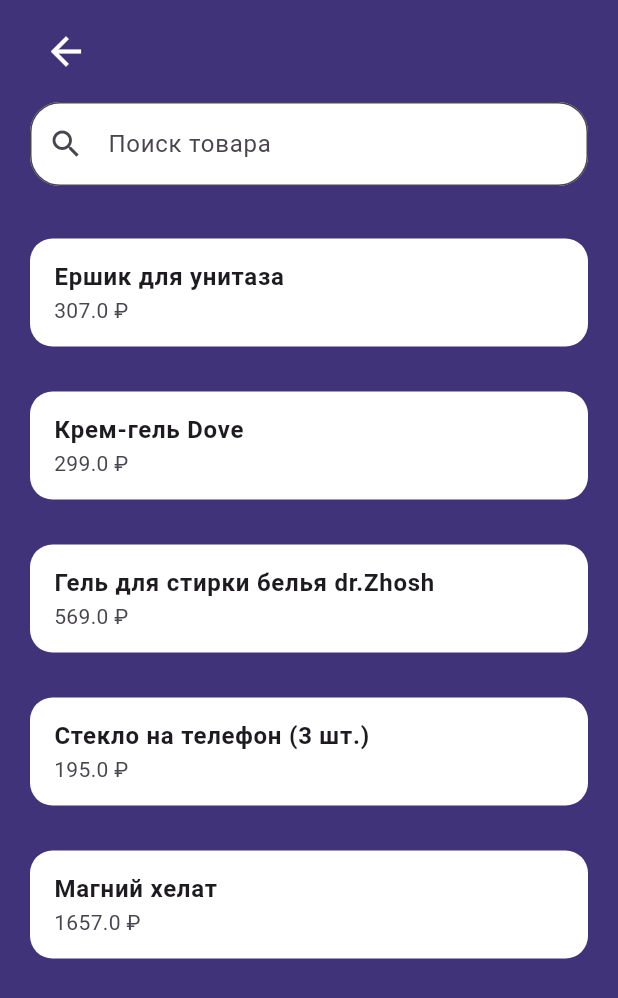
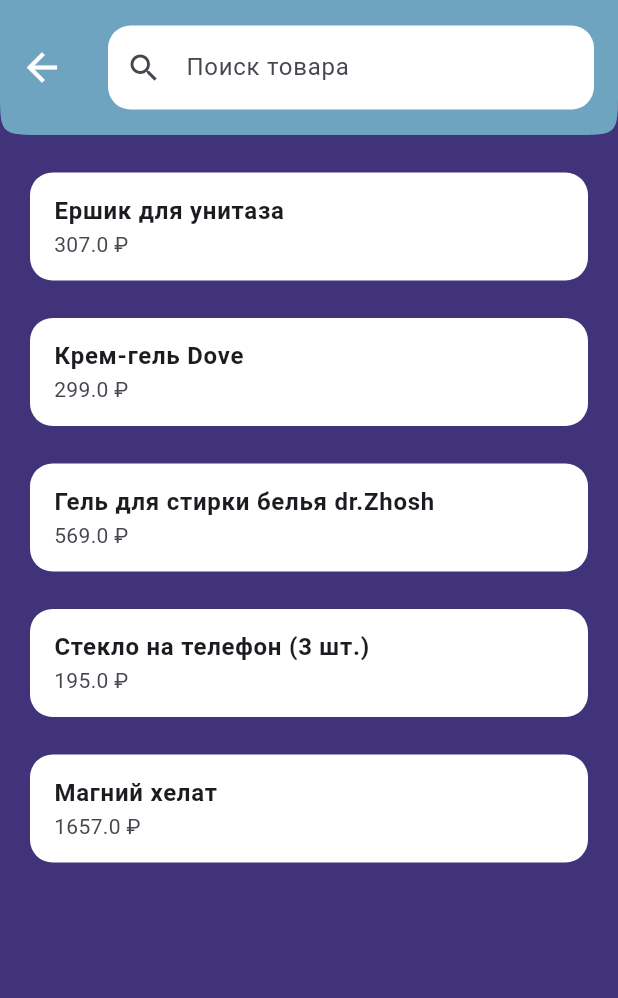
Before and after one commit to euphoriiiiaa/Blueberry, a Flutter app: the screen it shows after launch, after a tap on the "search" icon, on a phone screen of 412 x 824 dp. Shown: the top 998 px of the screen. Run offline on Flutter 3.47's test engine with Material 3 defaults, Android fonts, the phone set to English and light mode, and no system bars; our stand-ins replace google_nav_bar, transparent_image; network calls fail.

Commit message:
settings page and search page

```diff
--- a/lib/components/my_app_bar.dart
+++ b/lib/components/my_app_bar.dart
@@ -4,15 +4,23 @@ import 'package:flutter/material.dart';
 class MyAppBar extends StatelessWidget {
   final void Function()? onTap;
   const MyAppBar({
-    super.key, this.onTap,
+    super.key,
+    this.onTap,
   });
 
   @override
   Widget build(BuildContext context) {
     return SliverAppBar(
+      floating: true,
+      shape: const ContinuousRectangleBorder(
+        borderRadius: BorderRadius.only(
+          bottomLeft: Radius.circular(20),
+          bottomRight: Radius.circular(20),
+        ),
+      ),
       backgroundColor: const Color(0xff6EA4BF),
       centerTitle: true,
-      expandedHeight: 70,
+      expandedHeight: 65,
       actions: [
         Container(
           margin: const EdgeInsets.symmetric(vertical: 6, horizontal: 15),
@@ -22,9 +30,11 @@ class MyAppBar extends StatelessWidget {
           ),
           child: IconButton(
             onPressed: () {
-              Navigator.push(context, MaterialPageRoute(
-                builder: (context) => const SearchPage(),
-              ));
+              Navigator.push(
+                  context,
+                  MaterialPageRoute(
+                    builder: (context) => const SearchPage(),
+                  ));
             },
             icon: const Icon(Icons.search),
           ),
@@ -32,8 +42,7 @@ class MyAppBar extends StatelessWidget {
       ],
       title: const Text(
         'B L U E B E R R Y',
-        style: TextStyle(
-            color: Color(0xff41337A), fontWeight: FontWeight.bold),
+        style: TextStyle(color: Color(0xff41337A), fontWeight: FontWeight.bold),
       ),
     );
   }
--- a/lib/components/popular_products.dart
+++ b/lib/components/popular_products.dart
@@ -1,4 +1,3 @@
-import 'dart:math';
 
 import 'package:blueberry/components/product_item_vertical.dart';
 import 'package:blueberry/models/product_model.dart';
--- a/lib/components/product_item.dart
+++ b/lib/components/product_item.dart
@@ -1,5 +1,6 @@
 import 'package:blueberry/screens/product_page.dart';
 import 'package:flutter/material.dart';
+import 'package:transparent_image/transparent_image.dart';
 
 class ProductItem extends StatefulWidget {
   final String productUrlImage;
@@ -57,8 +58,9 @@ class _ProductItemState extends State<ProductItem> {
           ),
           ClipRRect(
             borderRadius: BorderRadius.circular(30),
-            child: Image.network(
-              widget.productUrlImage,
+            child: FadeInImage.memoryNetwork(
+              placeholder: kTransparentImage,
+              image: widget.productUrlImage,
               fit: BoxFit.cover,
               width: 300,
               height: 350,
--- a/lib/components/product_item_vertical.dart
+++ b/lib/components/product_item_vertical.dart
@@ -1,7 +1,7 @@
-import 'dart:developer';
 
 import 'package:blueberry/screens/product_page.dart';
 import 'package:flutter/material.dart';
+import 'package:transparent_image/transparent_image.dart';
 
 class ProductItemVertical extends StatefulWidget {
   final String productUrlImage;
@@ -47,8 +47,9 @@ class _ProductItemVerticalState extends State<ProductItemVertical> {
             },
             child: ClipRRect(
               borderRadius: BorderRadius.circular(30),
-              child: Image.network(
-                widget.productUrlImage,
+              child: FadeInImage.memoryNetwork(
+                placeholder: kTransparentImage,
+                image: widget.productUrlImage,
                 fit: BoxFit.cover,
                 width: 200,
                 height: 250,
--- a/lib/models/product_model.dart
+++ b/lib/models/product_model.dart
@@ -20,12 +20,10 @@ class ProductModel {
       required this.warehouseId,
       required this.productCost});
 
-  static List<ProductModel> products = [];
 
   static List<ProductModel> getProducts() {
-    products.clear();
-    products.addAll(
-      [
+    List<ProductModel> list = [];
+    list.addAll([
       ProductModel(
         productId: 1,
         productUrlImage:
@@ -85,14 +83,13 @@ class ProductModel {
         productName: "Магний хелат",
         productArticle: "887367038",
         productDesc:
-            "Основная функция Магния – поддержка нервной системы и повышение устойчивости организма к стрессу. Если уровень магния понижен, то нам сложнее справляться с эмоциональным перенапряжением и физическими нагрузками. Возможны и более серьезные последствия: судороги, повышение артериального давления, нарушение сердечного ритма, появление риска развития остеопороза, инфарктов и инсультов.",
+            "Основная функциoя Магния – поддержка нервной системы и повышение устойчивости организма к стрессу. Если уровень магния понижен, то нам сложнее справляться с эмоциональным перенапряжением и физическими нагрузками. Возможны и более серьезные последствия: судороги, повышение артериального давления, нарушение сердечного ритма, появление риска развития остеопороза, инфарктов и инсультов.",
         productWeight: 0.8,
         typeProductId: 5,
         warehouseId: 5,
         productCost: 1657,
       ),
-      ]
-    );
-    return products;
+    ]);
+    return list;
   }
 }
--- a/lib/myapp/my_app.dart
+++ b/lib/myapp/my_app.dart
@@ -1,4 +1,3 @@
-import 'package:blueberry/screens/auth_page.dart';
 import 'package:blueberry/screens/forgot_pass_page.dart';
 import 'package:blueberry/screens/main_page.dart';
 import 'package:blueberry/screens/reg_page.dart';
--- a/lib/screens/main_page.dart
+++ b/lib/screens/main_page.dart
@@ -2,6 +2,7 @@ import 'package:blueberry/components/first_page.dart';
 import 'package:blueberry/models/product_model.dart';
 import 'package:blueberry/screens/auth_page.dart';
 import 'package:blueberry/screens/reg_page.dart';
+import 'package:blueberry/screens/settings_page.dart';
 import 'package:flutter/material.dart';
 import 'package:google_nav_bar/google_nav_bar.dart';
 
@@ -11,6 +12,7 @@ class MainPage extends StatefulWidget {
   @override
   State<MainPage> createState() => _MainPageState();
 }
+
 class _MainPageState extends State<MainPage> {
   int _selectedIndex = 0;
   final PageController _pageController = PageController();
@@ -23,7 +25,7 @@ class _MainPageState extends State<MainPage> {
         children: [
           FirstPage(products: products),
           const AuthPage(),
-          const RegPage()
+          const SettingsPage()
         ],
         onPageChanged: (page) {
           setState(() {
@@ -35,9 +37,11 @@ class _MainPageState extends State<MainPage> {
         onTabChange: (page) {
           setState(() {
             _selectedIndex = page;
-            _pageController.animateToPage(page, duration: Durations.medium3, curve: Curves.easeInToLinear);
+            _pageController.animateToPage(page,
+                duration: Durations.medium3, curve: Curves.easeInOutCirc);
           });
         },
+        tabMargin: const EdgeInsets.symmetric(horizontal: 10, vertical: 5),
         selectedIndex: _selectedIndex,
         color: Colors.white,
         gap: 8,
--- a/lib/screens/product_page.dart
+++ b/lib/screens/product_page.dart
@@ -3,6 +3,7 @@ import 'package:blueberry/models/product_model.dart';
 import 'package:flutter/cupertino.dart';
 import 'package:flutter/material.dart';
 import 'package:flutter/widgets.dart';
+import 'package:transparent_image/transparent_image.dart';
 
 class ProductPage extends StatelessWidget {
   final String productArticle;
@@ -10,7 +11,7 @@ class ProductPage extends StatelessWidget {
 
   ProductModel getProduct() {
     ProductModel? product;
-    for (var item in ProductModel.products) {
+    for (var item in ProductModel.getProducts()) {
       if (item.productArticle == productArticle) {
         product = item;
       }
@@ -52,7 +53,10 @@ class ProductPage extends StatelessWidget {
                       topRight: Radius.circular(10),
                       bottomLeft: Radius.circular(10),
                     ),
-                    child: Image.network(product.productUrlImage),
+                    child: FadeInImage.memoryNetwork(
+                      placeholder: kTransparentImage,
+                      image: product.productUrlImage,
+                    ),
                   ),
                 ),
                 Padding(
--- a/lib/screens/search_page.dart
+++ b/lib/screens/search_page.dart
@@ -1,5 +1,6 @@
 import 'package:blueberry/models/product_model.dart';
 import 'package:blueberry/screens/product_page.dart';
+import 'package:flutter/cupertino.dart';
 import 'package:flutter/material.dart';
 
 class SearchPage extends StatefulWidget {
@@ -9,27 +10,25 @@ class SearchPage extends StatefulWidget {
   State<SearchPage> createState() => _SearchPageState();
 }
 
-List<ProductModel> products = [];
 TextEditingController controller = TextEditingController();
 ProductModel? product;
 
 class _SearchPageState extends State<SearchPage> {
+  List<ProductModel> products = ProductModel.getProducts();
   @override
   Widget build(BuildContext context) {
-    if (controller.text.isEmpty) {
-      setState(() {
-        products.clear();
-        products = ProductModel.getProducts();
-      });
-    }
     return Scaffold(
-      body: SafeArea(
-        child: Column(
-          crossAxisAlignment: CrossAxisAlignment.start,
-          children: [
-            Padding(
-              padding: const EdgeInsets.symmetric(vertical: 10, horizontal: 20),
-              child: IconButton(
+      body: CustomScrollView(
+        slivers: [
+          SliverAppBar(
+            toolbarHeight: 90,
+            backgroundColor: const Color(0xff6EA4BF),
+            shape: const ContinuousRectangleBorder(
+                borderRadius: BorderRadius.only(
+                    bottomLeft: Radius.circular(30),
+                    bottomRight: Radius.circular(30))),
+            floating: true,
+            leading: IconButton(
                 onPressed: () {
                   Navigator.pop(context);
                 },
@@ -38,10 +37,7 @@ class _SearchPageState extends State<SearchPage> {
                   color: Colors.white,
                   size: 30,
                 )),
-            ),
-            Padding(
-              padding: const EdgeInsets.symmetric(horizontal: 20),
-              child: TextField(
+            title: TextField(
               onChanged: searchProduct,
               controller: controller,
               textAlign: TextAlign.start,
@@ -51,24 +47,26 @@ class _SearchPageState extends State<SearchPage> {
                   prefixIcon: const Icon(Icons.search),
                   filled: true,
                   border: OutlineInputBorder(
-                      borderRadius: BorderRadius.circular(20),
+                    borderRadius: BorderRadius.circular(15),
+                    borderSide: BorderSide.none
                   )),
             ),
           ),
-            Expanded(
+          SliverAnimatedList(
+            key: UniqueKey(),
+            initialItemCount: products.length,
+            itemBuilder: (context, index, animation) {
+              return SizeTransition(
+                sizeFactor: animation,
                 child: Padding(
-                padding: const EdgeInsets.only(top: 20),
-                child: ListView.builder(
-                  itemCount: products.length,
-                  itemBuilder: (context, index) {
-                    product = products[index];
-                    return Padding(
-                      padding: const EdgeInsets.symmetric(
-                          horizontal: 20, vertical: 15),
+                  padding: const EdgeInsets.only(left: 20, right: 20, top: 25),
                   child: ListTile(
                     onTap: () {
-                          Navigator.push(context, MaterialPageRoute(
-                            builder: (context) => ProductPage(productArticle: products[index].productArticle),
+                      Navigator.push(
+                          context,
+                          MaterialPageRoute(
+                            builder: (context) => ProductPage(
+                                productArticle: products[index].productArticle),
                           ));
                     },
                     title: Text(
@@ -81,18 +79,22 @@ class _SearchPageState extends State<SearchPage> {
                       borderRadius: BorderRadius.circular(15),
                     ),
                   ),
+                ),
               );
             },
-                ),
-              ),
           )
         ],
-        ),
       ),
     );
   }
 
   void searchProduct(String query) {
+    if (query.isEmpty) {
+      setState(() {
+        products.clear();
+        products = ProductModel.getProducts();
+      });
+    }
     final suggestions = products.where((product) {
       final productName = product.productName.toLowerCase();
       final input = query.toLowerCase();
--- /dev/null
+++ b/lib/screens/settings_page.dart
@@ -0,0 +1,151 @@
+import 'dart:developer';
+
+import 'package:flutter/cupertino.dart';
+import 'package:flutter/material.dart';
+
+class SettingsPage extends StatelessWidget {
+  const SettingsPage({super.key});
+
+  @override
+  Widget build(BuildContext context) {
+    return Scaffold(
+      appBar: AppBar(
+        title: const Row(
+          children: [
+            Text(
+              "Привет, username!",
+              style: TextStyle(
+                color: Colors.white,
+                fontWeight: FontWeight.w600,
+                fontSize: 26
+              ),
+            ),
+            SizedBox(
+              width: 10,
+            ),
+            Icon(
+              Icons.person_4,
+              color: Colors.white,
+              size: 34,
+            )
+          ],
+        ),
+      ),
+      body: Padding(
+        padding: const EdgeInsets.symmetric(horizontal: 20, vertical: 20),
+        child: Column(
+          mainAxisAlignment: MainAxisAlignment.spaceBetween,
+          crossAxisAlignment: CrossAxisAlignment.center,
+          children: [
+            Column(
+              crossAxisAlignment: CrossAxisAlignment.start,
+              children: [
+                Padding(
+                  padding: const EdgeInsets.symmetric(vertical: 10),
+                  child: GestureDetector(
+                    onTap: () {
+                      log('clicked');
+                    },
+                    child: const Row(
+                      mainAxisAlignment: MainAxisAlignment.spaceBetween,
+                      children: [
+                        Text(
+                          "Настройка 1",
+                          style: TextStyle(
+                              color: Colors.white,
+                              fontWeight: FontWeight.w600,
+                              fontSize: 22),
+                        ),
+                        Icon(
+                          Icons.keyboard_double_arrow_right_rounded,
+                          size: 32,
+                          color: Colors.white,
+                        )
+                      ],
+                    ),
+                  ),
+                ),
+                Padding(
+                  padding: const EdgeInsets.symmetric(vertical: 10),
+                  child: GestureDetector(
+                    onTap: () {
+                      log('clicked');
+                    },
+                    child: const Row(
+                      mainAxisAlignment: MainAxisAlignment.spaceBetween,
+                      children: [
+                        Text(
+                          "Настройка 2",
+                          style: TextStyle(
+                              color: Colors.white,
+                              fontWeight: FontWeight.w600,
+                              fontSize: 22),
+                        ),
+                        Icon(
+                          Icons.keyboard_double_arrow_right_rounded,
+                          size: 32,
+                          color: Colors.white,
+                        )
+                      ],
+                    ),
+                  ),
+                ),
+                Padding(
+                  padding: const EdgeInsets.symmetric(vertical: 10),
+                  child: GestureDetector(
+                    onTap: () {
+                      log('clicked');
+                    },
+                    child: const Row(
+                      mainAxisAlignment: MainAxisAlignment.spaceBetween,
+                      children: [
+                        Text(
+                          "Настройка 3",
+                          style: TextStyle(
+                              color: Colors.white,
+                              fontWeight: FontWeight.w600,
+                              fontSize: 22),
+                        ),
+                        Icon(
+                          Icons.keyboard_double_arrow_right_rounded,
+                          size: 32,
+                          color: Colors.white,
+                        )
+                      ],
+                    ),
+                  ),
+                ),
+              ],
+            ),
+            GestureDetector(
+              onTap: () {},
+              child: const Padding(
+                padding: EdgeInsets.symmetric(vertical: 20),
+                child: Row(
+                  mainAxisAlignment: MainAxisAlignment.end,
+                  children: [
+                    Text(
+                      'Выйти',
+                      style: TextStyle(
+                          fontSize: 20,
+                          color: Colors.white,
+                          fontWeight: FontWeight.bold),
+                    ),
+                    SizedBox(
+                      width: 15,
+                    ),
+                    Icon(
+                      Icons.logout,
+                      color: Colors.white,
+                      size: 32,
+                    ),
+                  ],
+                ),
+              ),
+            ),
+          ],
+        ),
+      ),
+    );
+  }
+}
--- a/pubspec.yaml
+++ b/pubspec.yaml
@@ -36,6 +36,7 @@ dependencies:
   # Use with the CupertinoIcons class for iOS style icons.
   cupertino_icons: ^1.0.6
   google_nav_bar: ^5.0.6
+  transparent_image: ^2.0.1
 
 dev_dependencies:
   flutter_test:
```
Also changed, not shown: pubspec.lock. Lines whose indentation alone changed are shown as unchanged.
